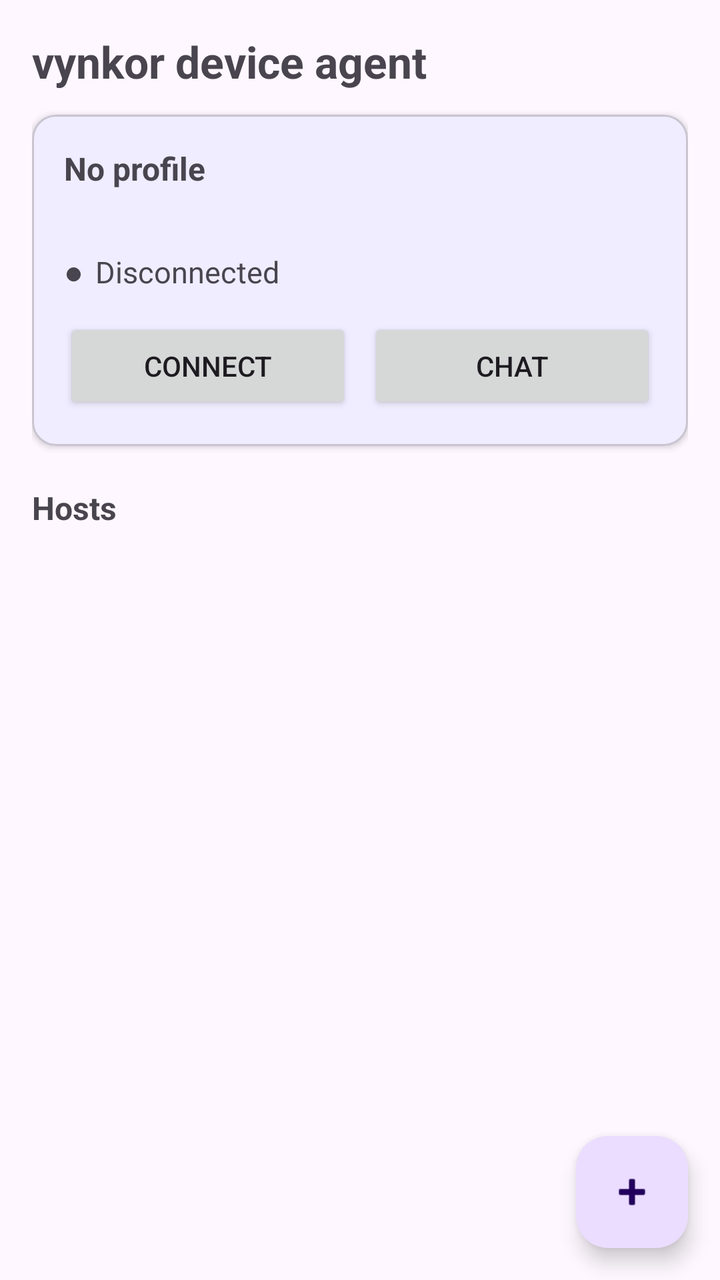
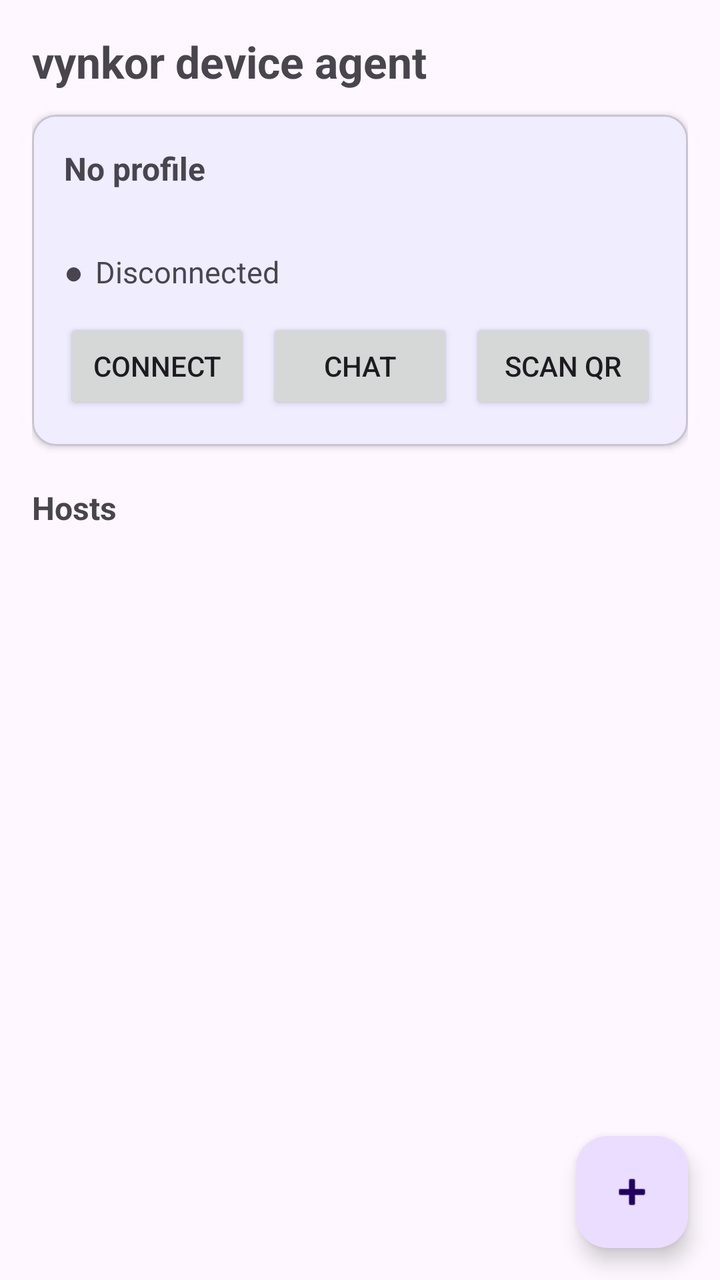

Screens rendered from an Android XML layout before and after an edit, with the pre-edit source and the edit as a unified diff.
<!-- AndroidManifest.xml: application theme Theme.Vynkor -->
<!-- res/layout/activity_main.xml -->
<?xml version="1.0" encoding="utf-8"?>
<androidx.coordinatorlayout.widget.CoordinatorLayout xmlns:android="http://schemas.android.com/apk/res/android"
    xmlns:app="http://schemas.android.com/apk/res-auto"
    android:layout_width="match_parent"
    android:layout_height="match_parent">

    <LinearLayout
        android:layout_width="match_parent"
        android:layout_height="match_parent"
        android:orientation="vertical"
        android:padding="16dp">

        <TextView
            android:layout_width="wrap_content"
            android:layout_height="wrap_content"
            android:text="@string/app_title"
            android:textSize="22sp"
            android:textStyle="bold" />

        <com.google.android.material.card.MaterialCardView
            android:layout_width="match_parent"
            android:layout_height="wrap_content"
            android:layout_marginTop="12dp"
            app:cardCornerRadius="12dp"
            app:cardElevation="2dp">

            <LinearLayout
                android:layout_width="match_parent"
                android:layout_height="wrap_content"
                android:orientation="vertical"
                android:padding="16dp">

                <TextView
                    android:id="@+id/activeName"
                    android:layout_width="wrap_content"
                    android:layout_height="wrap_content"
                    android:text="@string/no_profile"
                    android:textSize="16sp"
                    android:textStyle="bold" />

                <TextView
                    android:id="@+id/activeHost"
                    android:layout_width="match_parent"
                    android:layout_height="wrap_content"
                    android:layout_marginTop="2dp"
                    android:textSize="13sp" />

                <LinearLayout
                    android:layout_width="match_parent"
                    android:layout_height="wrap_content"
                    android:layout_marginTop="10dp"
                    android:gravity="center_vertical"
                    android:orientation="horizontal">

                    <TextView
                        android:id="@+id/statusDot"
                        android:layout_width="wrap_content"
                        android:layout_height="wrap_content"
                        android:text="●"
                        android:textSize="16sp" />

                    <TextView
                        android:id="@+id/statusText"
                        android:layout_width="wrap_content"
                        android:layout_height="wrap_content"
                        android:layout_marginStart="6dp"
                        android:text="@string/status_disconnected"
                        android:textSize="15sp" />
                </LinearLayout>

                <LinearLayout
                    android:layout_width="match_parent"
                    android:layout_height="wrap_content"
                    android:layout_marginTop="12dp"
                    android:orientation="horizontal">

                    <Button
                        android:id="@+id/connect"
                        android:layout_width="0dp"
                        android:layout_height="wrap_content"
                        android:layout_weight="1"
                        android:text="@string/connect_button" />

                    <Button
                        android:id="@+id/chat"
                        android:layout_width="0dp"
                        android:layout_height="wrap_content"
                        android:layout_marginStart="8dp"
                        android:layout_weight="1"
                        android:text="@string/chat_button" />
                </LinearLayout>
            </LinearLayout>
        </com.google.android.material.card.MaterialCardView>

        <TextView
            android:layout_width="wrap_content"
            android:layout_height="wrap_content"
            android:layout_marginTop="20dp"
            android:text="@string/profiles_title"
            android:textSize="16sp"
            android:textStyle="bold" />

        <androidx.recyclerview.widget.RecyclerView
            android:id="@+id/profiles"
            android:layout_width="match_parent"
            android:layout_height="0dp"
            android:layout_marginTop="8dp"
            android:layout_weight="1"
            android:paddingBottom="80dp" />
    </LinearLayout>

    <com.google.android.material.floatingactionbutton.FloatingActionButton
        android:id="@+id/addProfile"
        android:layout_width="wrap_content"
        android:layout_height="wrap_content"
        android:layout_gravity="bottom|end"
        android:layout_margin="16dp"
        android:contentDescription="@string/add_profile"
        app:srcCompat="@android:drawable/ic_input_add" />
</androidx.coordinatorlayout.widget.CoordinatorLayout>
<!-- resources referenced by this layout -->
<resources>
  <string name="add_profile">Add host</string>
  <string name="app_title">vynkor device agent</string>
  <string name="chat_button">Chat</string>
  <string name="connect_button">Connect</string>
  <string name="no_profile">No profile</string>
  <string name="profiles_title">Hosts</string>
  <string name="status_disconnected">Disconnected</string>
  <style name="Theme.Vynkor" parent="Theme.Material3.DayNight.NoActionBar">
          <item name="colorPrimary">@color/primary</item>
          <item name="colorOnPrimary">@color/on_primary</item>
          <item name="colorError">@color/error</item>
      </style>
  <color name="primary">#2F6BFF</color>
  <color name="on_primary">#FFFFFF</color>
  <color name="error">#B3261E</color>
</resources>

<!-- the commit's change to res/layout/activity_main.xml (unified diff, before → after) -->
@@ -88,6 +88,14 @@
                         android:layout_marginStart="8dp"
                         android:layout_weight="1"
                         android:text="@string/chat_button" />
+
+                    <Button
+                        android:id="@+id/scan"
+                        android:layout_width="0dp"
+                        android:layout_height="wrap_content"
+                        android:layout_marginStart="8dp"
+                        android:layout_weight="1"
+                        android:text="@string/scan_button" />
                 </LinearLayout>
             </LinearLayout>
         </com.google.android.material.card.MaterialCardView>
<!-- resource entries referenced after the edit -->
@@ -6,6 +6,7 @@
   <string name="connect_button">Connect</string>
   <string name="no_profile">No profile</string>
   <string name="profiles_title">Hosts</string>
+  <string name="scan_button">Scan QR</string>
   <string name="status_disconnected">Disconnected</string>
   <style name="Theme.Vynkor" parent="Theme.Material3.DayNight.NoActionBar">
           <item name="colorPrimary">@color/primary</item>
